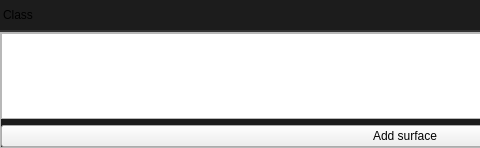
Qt form smartprop_editor/properties_classes/filtersurface.ui (dertwist/Hammer5Tools) before a commit; both pictures show x 0 to 480 and y 0 to 148 of the 810 by 148 pixel window.
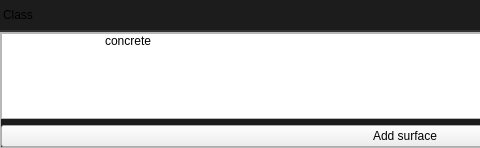
The same form after that commit. Icons and pictures are not drawn.

Diff of the .ui file:
```diff
--- a/smartprop_editor/properties_classes/filtersurface.ui
+++ b/smartprop_editor/properties_classes/filtersurface.ui
@@ -194,11 +194,24 @@
         <property name="headerHidden">
          <bool>true</bool>
         </property>
+        <column>
+         <property name="text">
+          <string>switch</string>
+         </property>
+        </column>
         <column>
          <property name="text">
           <string>surface</string>
          </property>
         </column>
+        <item>
+         <property name="text">
+          <string/>
+         </property>
+         <property name="text">
+          <string>concrete</string>
+         </property>
+        </item>
        </widget>
       </item>
       <item>
```
